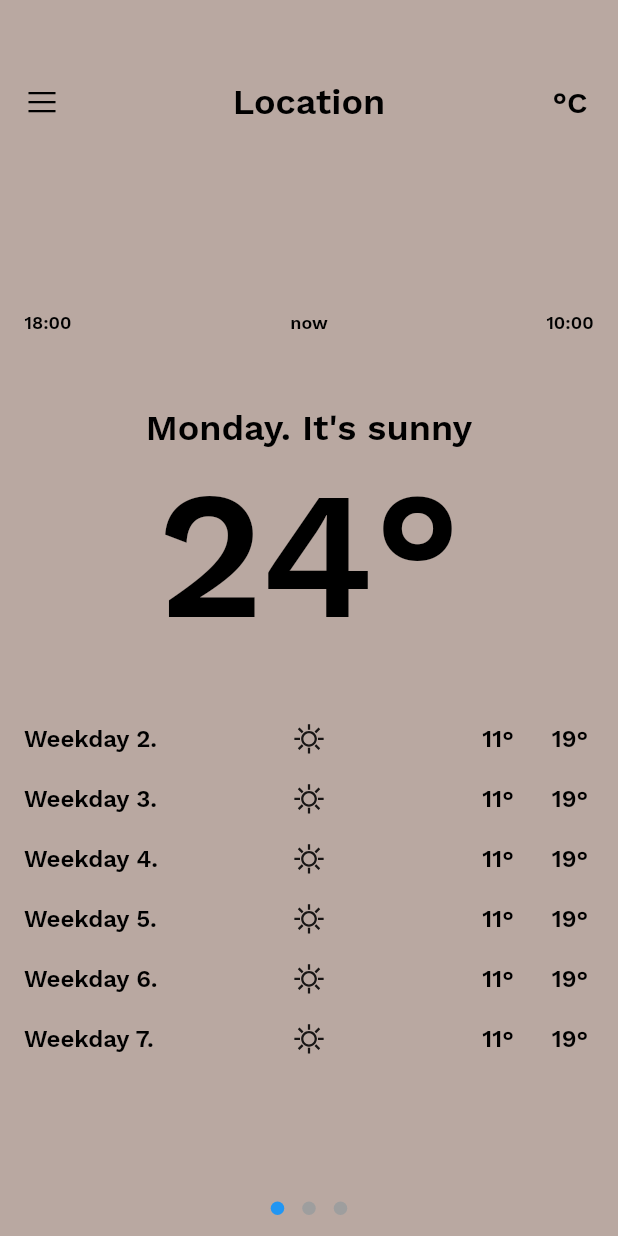
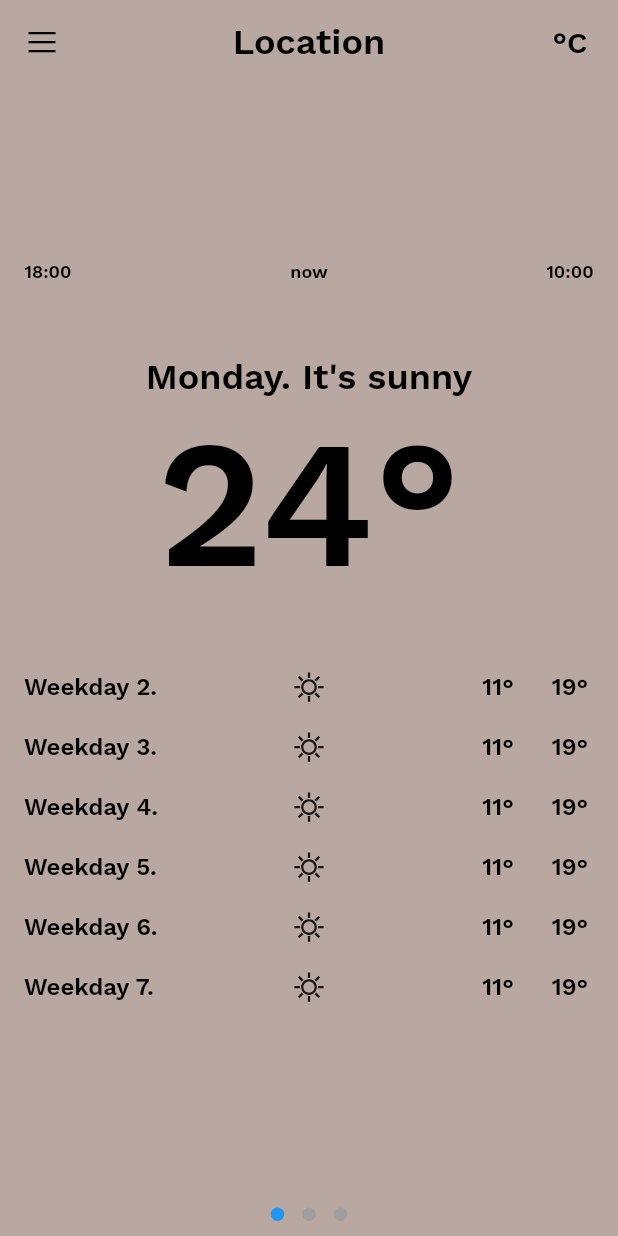
Before and after one commit to gomolec/my_weather_app, a Flutter app: the screen it shows after launch, on a phone screen of 412 x 824 dp. Run offline on Flutter 3.47's test engine with Material 2 defaults, Android fonts, the phone set to English and light mode, and no system bars; drawn by our look-alikes of dots_indicator; our stand-ins replace bloc, equatable, flutter_bloc, geolocator, google_fonts, line_awesome_flutter.

```diff
--- a/lib/screens/home_screen/home_screen.dart
+++ b/lib/screens/home_screen/home_screen.dart
@@ -30,23 +30,25 @@ class _HomeScreenState extends State<HomeScreen> {
     return Scaffold(
       backgroundColor: const Color(0xFFB9A8A1),
       appBar: const CustomAppBar(title: "Location"),
-      body: Stack(
-        alignment: Alignment.bottomCenter,
+      body: Column(
         children: [
-          PageView(
-            onPageChanged: (index) {
-              currentIndexPage.value = index;
-            },
-            children: _pages,
+          Expanded(
+            child: PageView(
+              onPageChanged: (index) {
+                currentIndexPage.value = index;
+              },
+              children: _pages,
+            ),
           ),
           Padding(
-            padding: const EdgeInsets.only(bottom: 8.0),
+            padding: const EdgeInsets.all(4.0),
             child: ValueListenableBuilder(
               valueListenable: currentIndexPage,
               builder: (context, int _currentIndexPage, child) {
                 return DotsIndicator(
-                    dotsCount: _pages.length,
-                    position: _currentIndexPage.toDouble());
+                  dotsCount: _pages.length,
+                  position: _currentIndexPage.toDouble(),
+                );
               },
             ),
           ),
--- a/lib/screens/home_screen/pages/main_page/main_page.dart
+++ b/lib/screens/home_screen/pages/main_page/main_page.dart
@@ -22,12 +22,14 @@ class MainPage extends StatelessWidget {
             forecastText: "It's Sunny",
             temp: 24.3,
           ),
-          ListView.builder(
-            shrinkWrap: true,
-            itemCount: 6,
-            itemBuilder: (context, index) {
+          Column(
+            children: List.generate(
+              6,
+              (index) => Builder(
+                builder: (context) {
                   Random random = Random();
-              double minTemp = (random.nextInt(45) - 15) + random.nextDouble();
+                  double minTemp =
+                      (random.nextInt(45) - 15) + random.nextDouble();
                   double maxTemp =
                       minTemp + random.nextInt(10) - random.nextDouble();
                   List<IconData> icons = [
@@ -43,6 +45,8 @@ class MainPage extends StatelessWidget {
                   );
                 },
               ),
+            ),
+          ),
           const SizedBox(
             height: 16.0,
           )
--- a/lib/screens/home_screen/widgets/app_bar.dart
+++ b/lib/screens/home_screen/widgets/app_bar.dart
@@ -1,15 +1,12 @@
 import 'package:flutter/material.dart';
 import 'package:line_awesome_flutter/line_awesome_flutter.dart';
 
-class CustomAppBar extends StatelessWidget with PreferredSizeWidget {
+class CustomAppBar extends StatelessWidget implements PreferredSizeWidget {
   final String title;
   const CustomAppBar({
     Key? key,
     required this.title,
   }) : super(key: key);
-
-  @override
-  Size get preferredSize => const Size.fromHeight(96);
 
   @override
   Widget build(BuildContext context) {
@@ -55,4 +52,7 @@ class CustomAppBar extends StatelessWidget with PreferredSizeWidget {
       ],
     );
   }
+
+  @override
+  Size get preferredSize => const Size.fromHeight(kToolbarHeight);
 }
```
Also changed, not shown: lib/screens/home_screen/pages/details_page/details_page.dart (+6 -12 lines), lib/screens/home_screen/pages/hourly_page/hourly_page.dart (+8 -8 lines). Lines whose indentation alone changed are shown as unchanged.
